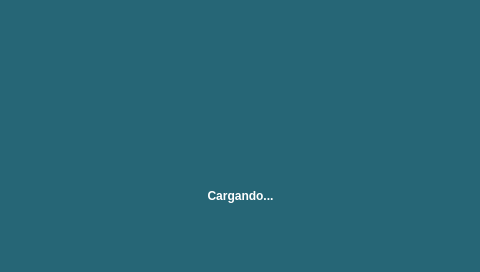
Before: the Qt Designer form src/widgets/ui/LoadingPopupGPS.ui in Giocerz/water_quality_rpi_unal, drawn with Qt 5.
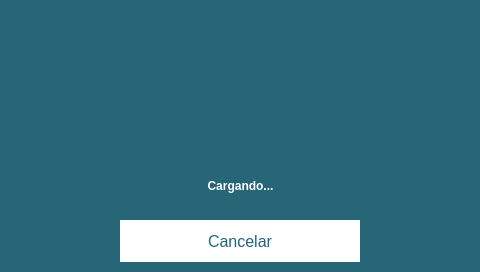
After: the same form once the commit is applied.

Commit message: feat: add cancel functionality to GPS loading popup and UI updates

```diff
--- a/src/widgets/ui/LoadingPopupGPS.ui
+++ b/src/widgets/ui/LoadingPopupGPS.ui
@@ -20,7 +20,7 @@
    <property name="geometry">
     <rect>
      <x>120</x>
-     <y>150</y>
+     <y>140</y>
      <width>241</width>
      <height>91</height>
     </rect>
@@ -59,7 +59,7 @@
    <property name="geometry">
     <rect>
      <x>200</x>
-     <y>70</y>
+     <y>60</y>
      <width>81</width>
      <height>81</height>
     </rect>
@@ -68,9 +68,32 @@
     <string/>
    </property>
   </widget>
+  <widget class="QPushButton" name="cancelBtn">
+   <property name="geometry">
+    <rect>
+     <x>120</x>
+     <y>220</y>
+     <width>240</width>
+     <height>42</height>
+    </rect>
+   </property>
+   <property name="styleSheet">
+    <string notr="true">QPushButton {
+	background-color: white;
+	color: #266676;
+	font-size: 16px;
+	border: none;
+	font-family: &quot;Poppins&quot;;
+}</string>
+   </property>
+   <property name="text">
+    <string>Cancelar</string>
+   </property>
+  </widget>
   <zorder>label</zorder>
   <zorder>LabelInfo</zorder>
   <zorder>satelliteLbl</zorder>
+  <zorder>cancelBtn</zorder>
  </widget>
  <resources/>
  <connections/>
```
The commit also changes 3 other files.
